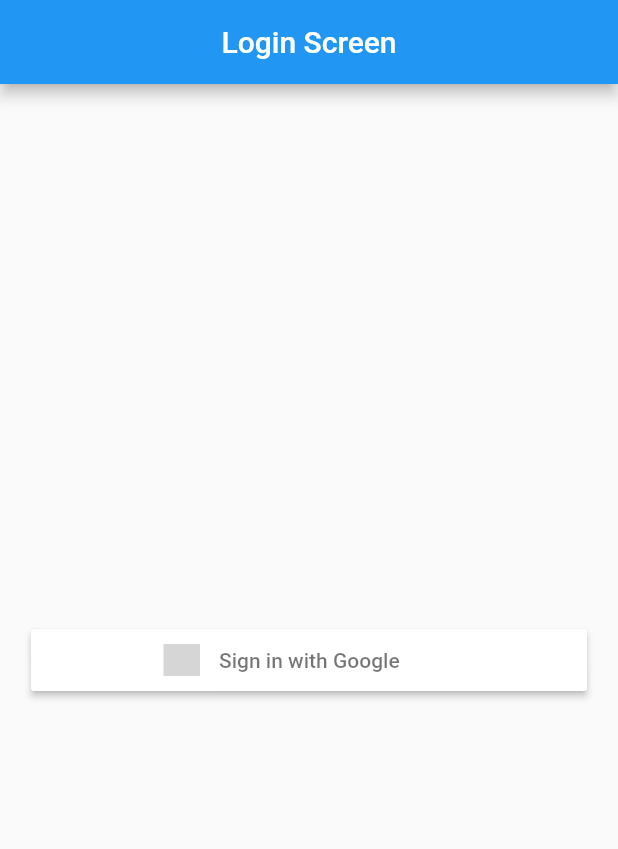
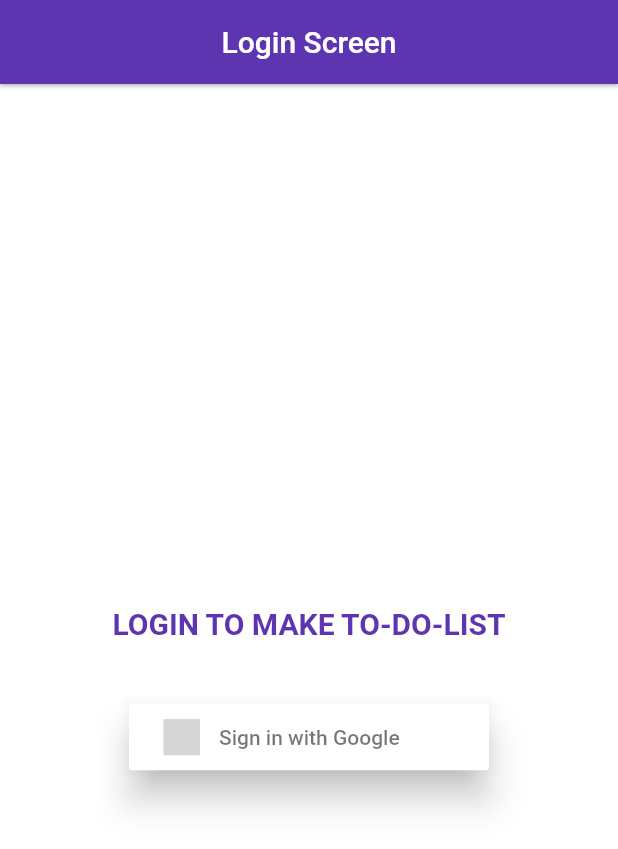
Before and after one commit to rajneesh0208/task-scheduler, a Flutter app: the screen it shows after launch, on a phone screen of 412 x 824 dp. Shown: the top 849 px of the screen. Run offline on Flutter 3.47's test engine with Material 2 defaults, Android fonts, the phone set to English and light mode, and no system bars; our stand-ins replace cloud_firestore, firebase_auth, firebase_core, flutter_signin_button, fluttertoast, google_sign_in; accounts and stored records are empty; grey boxes are pictures that could not be loaded.

Commit message:
make UI change in homescreen

```diff
--- a/lib/main.dart
+++ b/lib/main.dart
@@ -5,6 +5,7 @@ import 'package:flutter_signin_button/button_view.dart';
 import 'package:flutter_signin_button/flutter_signin_button.dart';
 import 'package:provider/provider.dart';
 import 'package:taskscheduler/UI/home_screen.dart';
+import 'package:taskscheduler/constants/app_colors.dart';
 import 'package:taskscheduler/google_signin/google_signin.dart';
 import 'package:taskscheduler/state_management/date_selector_provider.dart';
 import 'package:taskscheduler/state_management/login_details_provider.dart';
@@ -47,20 +48,36 @@ class _LoginScreenState extends State<LoginScreen> {
   @override
   Widget build(BuildContext context) {
     return Scaffold(
+      backgroundColor: Colors.white,
       appBar: AppBar(
+        backgroundColor: AppColors.purpleBackground,
+        elevation: 1,
         title: const Text("Login Screen"),
         centerTitle: true,
       ),
-      body: Center(
-        child: Container(
-          width: screenWidth(context) * 0.9,
-          height: screenHeight(context) * 0.05,
-          decoration: BoxDecoration(borderRadius: BorderRadius.circular(20)),
-          child: SignInButton(
-            Buttons.Google,
-            padding: const EdgeInsets.all(10),
-            onPressed: sigIn,
-          ),
+      body: Container(
+        width: screenWidth(context),
+        height: screenHeight(context),
+        decoration: BoxDecoration(borderRadius: BorderRadius.circular(20)),
+        child: Column(
+          mainAxisAlignment: MainAxisAlignment.center,
+          crossAxisAlignment: CrossAxisAlignment.center,
+          children: [
+            const Padding(
+              padding: EdgeInsets.symmetric(vertical: 40.0),
+              child: Text(
+                "LOGIN TO MAKE TO-DO-LIST",
+                style: TextStyle(
+                    fontWeight: FontWeight.bold, fontSize: 20, color: AppColors.purpleBackground),
+              ),
+            ),
+            SignInButton(
+              Buttons.Google,
+              padding: const EdgeInsets.all(10),
+              onPressed: sigIn,
+              elevation: 10,
+            ),
+          ],
         ),
       ),
     );
@@ -74,12 +91,12 @@ class _LoginScreenState extends State<LoginScreen> {
       print(loginCredential.additionalUserInfo);
       print(loginCredential.user);
       await loginProvider.userDetails(loginCredential);
-      if(loginProvider.loginDetails != null){
-        Navigator.pushAndRemoveUntil(context,
-            MaterialPageRoute(builder: (context) => const HomeScreen()), (
-                route) => false);
+      if (loginProvider.loginDetails != null) {
+        Navigator.pushAndRemoveUntil(
+            context,
+            MaterialPageRoute(builder: (context) => const HomeScreen()),
+            (route) => false);
       }
-
     } else {
       print("something went wrong with google sigin =====>");
     }
```
Also changed, not shown: lib/UI/home_screen.dart (+135 -47 lines), pubspec.lock.
